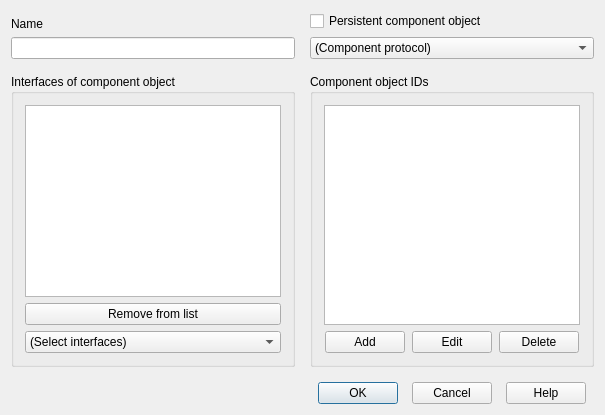
Old version of the form lavape/src/LavaPE_UI/idd_compspecbox.ui in the repository berkus/lavape.
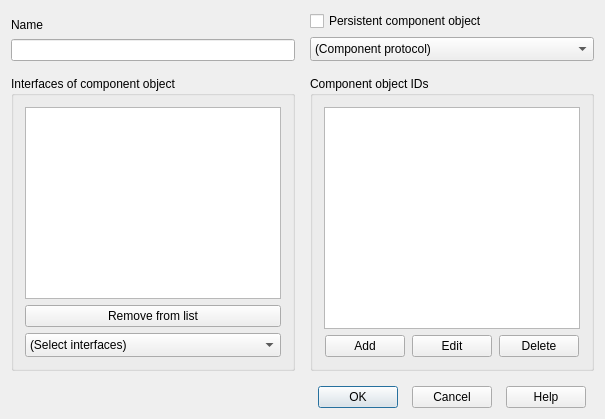
New version of the form.

Commit message: dialog layouts fixed

```diff
--- a/lavape/src/LavaPE_UI/idd_compspecbox.ui
+++ b/lavape/src/LavaPE_UI/idd_compspecbox.ui
@@ -20,6 +20,9 @@
    <string>Component object specification</string>
   </property>
   <layout class="QGridLayout">
+   <property name="sizeConstraint">
+    <enum>QLayout::SetFixedSize</enum>
+   </property>
    <property name="margin">
     <number>11</number>
    </property>
@@ -142,7 +145,7 @@
          </size>
         </property>
         <property name="sizeAdjustPolicy">
-         <enum>QComboBox::AdjustToContents</enum>
+         <enum>QComboBox::AdjustToMinimumContentsLengthWithIcon</enum>
         </property>
         <item>
          <property name="text">
@@ -187,7 +190,7 @@
         </sizepolicy>
        </property>
        <property name="sizeAdjustPolicy">
-        <enum>QComboBox::AdjustToContents</enum>
+        <enum>QComboBox::AdjustToMinimumContentsLengthWithIcon</enum>
        </property>
        <item>
         <property name="text">
```
The commit also changes 28 other files.
